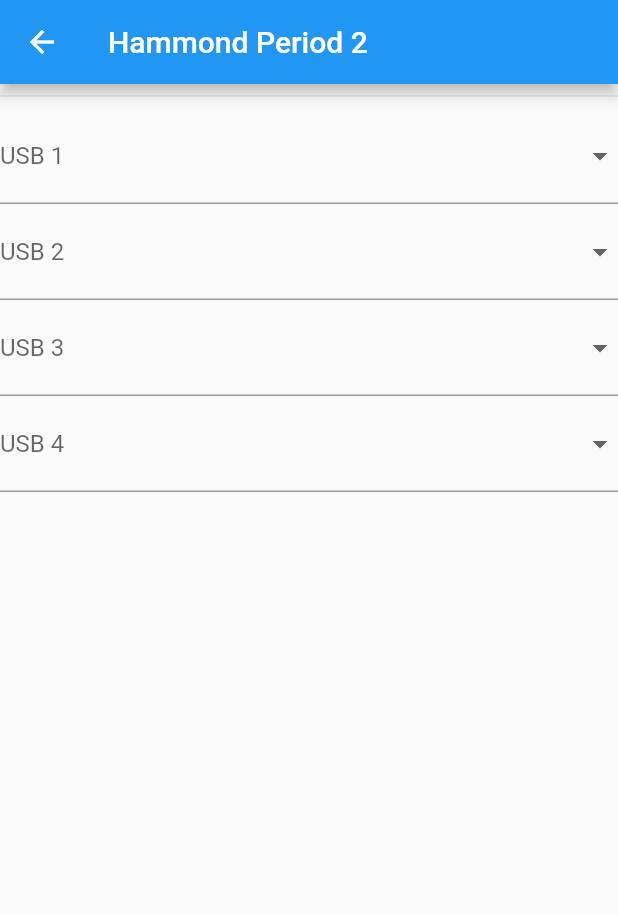
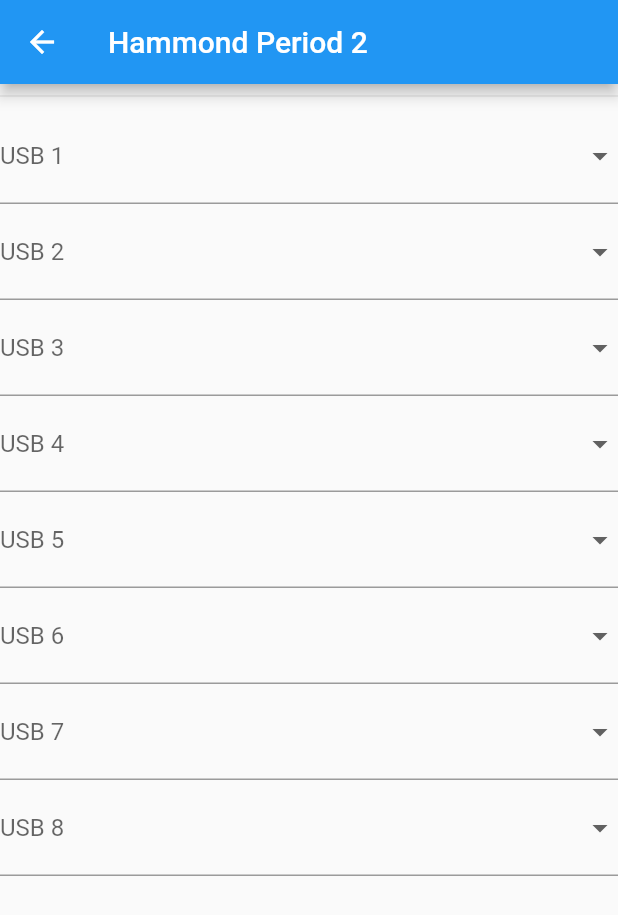
Before and after one commit to Josh-JB/usb-checkout-system, a Flutter app: the HPeriod2 screen opened directly, on a phone screen of 412 x 824 dp. Shown: the top 915 px of the screen. Run offline on Flutter 3.47's test engine with Material 2 defaults, Android fonts, the phone set to English and light mode, and no system bars; our stand-ins replace flutter_form_builder.

```diff
--- a/lib/EasterEgg/Easter_Egg.dart
+++ b/lib/EasterEgg/Easter_Egg.dart
@@ -3,7 +3,6 @@ import 'dart:io';
 
 import 'package:flutter/material.dart';
 import 'package:usb_checkout_system/EasterEgg/EasterEgg_end.dart';
-import 'package:usb_checkout_system/Hammond/Period1.dart';
 
 class EasterEgg extends StatefulWidget {
   const EasterEgg({super.key});
--- a/lib/Hammond/Period2.dart
+++ b/lib/Hammond/Period2.dart
@@ -51,6 +51,30 @@ class _HPeriod2State extends State<HPeriod2> {
             items: StudentsList
             .map((e) => DropdownMenuItem(value: e, child: Text(e.toString())))
             .toList(),),
+            FormBuilderDropdown(name: "Students",
+            decoration: const InputDecoration(
+            labelText: "USB 5"),
+            items: StudentsList
+            .map((e) => DropdownMenuItem(value: e, child: Text(e.toString())))
+            .toList(),),
+            FormBuilderDropdown(name: "Students",
+            decoration: const InputDecoration(
+            labelText: "USB 6"),
+            items: StudentsList
+            .map((e) => DropdownMenuItem(value: e, child: Text(e.toString())))
+            .toList(),),
+            FormBuilderDropdown(name: "Students",
+            decoration: const InputDecoration(
+            labelText: "USB 7"),
+            items: StudentsList
+            .map((e) => DropdownMenuItem(value: e, child: Text(e.toString())))
+            .toList(),),
+            FormBuilderDropdown(name: "Students",
+            decoration: const InputDecoration(
+            labelText: "USB 8"),
+            items: StudentsList
+            .map((e) => DropdownMenuItem(value: e, child: Text(e.toString())))
+            .toList(),),
             const Spacer(),
           ],
         ),
```
Also changed, not shown: lib/main.dart (+29 -1 lines).
